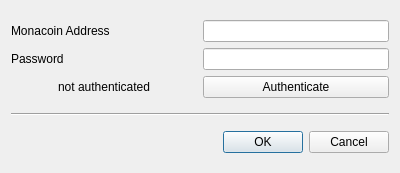
Qt form config.ui (ottyajp/mona_chaduke) before a commit.
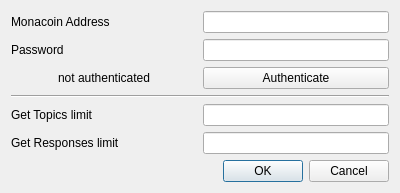
The same form after that commit.

```diff
--- a/config.ui
+++ b/config.ui
@@ -135,7 +135,7 @@
      </property>
     </widget>
    </item>
-   <item row="2" column="0">
+   <item row="3" column="0">
     <spacer name="horizontalSpacer_5">
      <property name="orientation">
       <enum>Qt::Horizontal</enum>
@@ -148,13 +148,79 @@
      </property>
     </spacer>
    </item>
-   <item row="2" column="1">
+   <item row="3" column="1">
     <widget class="QDialogButtonBox" name="buttons">
      <property name="standardButtons">
       <set>QDialogButtonBox::Cancel|QDialogButtonBox::Ok</set>
      </property>
     </widget>
    </item>
+   <item row="2" column="0" colspan="2">
+    <layout class="QHBoxLayout" name="horizontalLayout_5">
+     <item>
+      <layout class="QVBoxLayout" name="verticalLayout_4">
+       <item>
+        <layout class="QHBoxLayout" name="horizontalLayout_8">
+         <item>
+          <widget class="QLabel" name="label_2">
+           <property name="text">
+            <string>Get Topics limit</string>
+           </property>
+          </widget>
+         </item>
+         <item>
+          <spacer name="horizontalSpacer_7">
+           <property name="orientation">
+            <enum>Qt::Horizontal</enum>
+           </property>
+           <property name="sizeHint" stdset="0">
+            <size>
+             <width>40</width>
+             <height>20</height>
+            </size>
+           </property>
+          </spacer>
+         </item>
+        </layout>
+       </item>
+       <item>
+        <layout class="QHBoxLayout" name="horizontalLayout_6">
+         <item>
+          <widget class="QLabel" name="label">
+           <property name="text">
+            <string>Get Responses limit</string>
+           </property>
+          </widget>
+         </item>
+         <item>
+          <spacer name="horizontalSpacer_6">
+           <property name="orientation">
+            <enum>Qt::Horizontal</enum>
+           </property>
+           <property name="sizeHint" stdset="0">
+            <size>
+             <width>40</width>
+             <height>20</height>
+            </size>
+           </property>
+          </spacer>
+         </item>
+        </layout>
+       </item>
+      </layout>
+     </item>
+     <item>
+      <layout class="QVBoxLayout" name="verticalLayout_3">
+       <item>
+        <widget class="QLineEdit" name="topics_limit"/>
+       </item>
+       <item>
+        <widget class="QLineEdit" name="responses_limit"/>
+       </item>
+      </layout>
+     </item>
+    </layout>
+   </item>
   </layout>
  </widget>
  <resources/>
```
